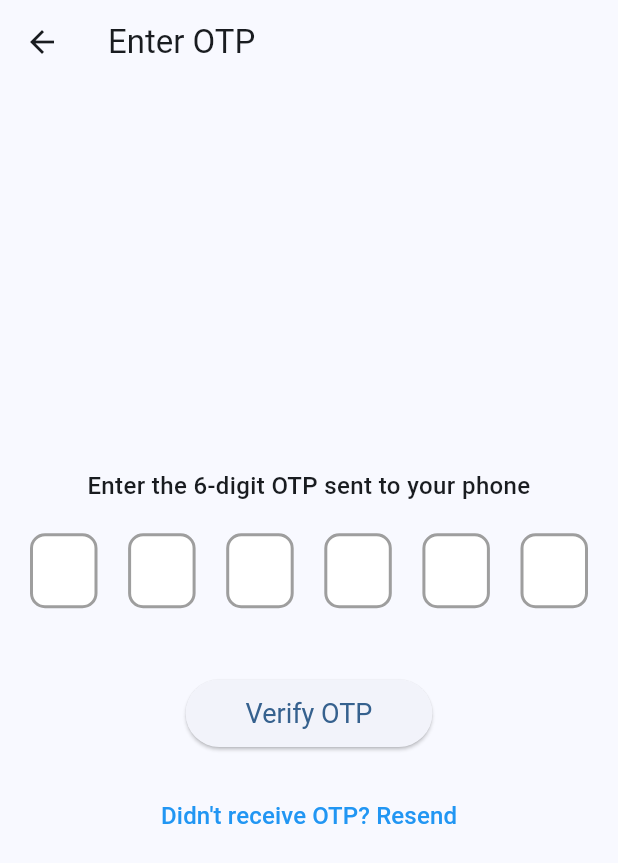
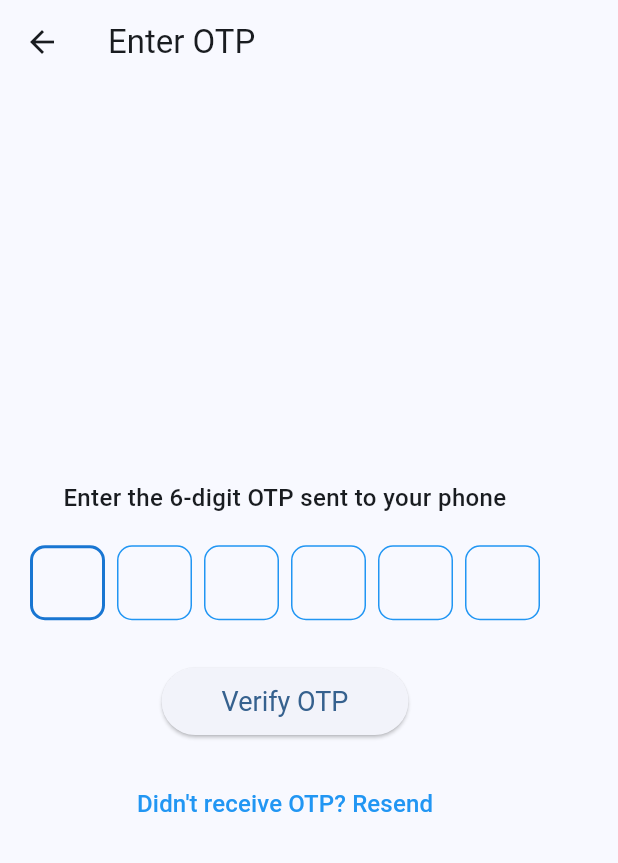
Before and after one commit to Rhnizar/otp_whatsapp_api, a Flutter app: the EnterOTPPage screen opened directly with empty values, on a phone screen of 412 x 824 dp. Shown: the top 863 px of the screen. Run offline on Flutter 3.47's test engine with Material 3 defaults, Android fonts, the phone set to English and light mode, and no system bars; drawn by our look-alikes of pin_code_fields, pinput; our stand-ins replace intl_phone_field.

Commit message:
Improve OTP input experience

```diff
--- a/otp_app/lib/main.dart
+++ b/otp_app/lib/main.dart
@@ -2,8 +2,9 @@ import 'package:flutter/material.dart';
 import 'package:http/http.dart' as http;
 import 'dart:convert';
 import 'dart:math';
-import 'package:pin_code_fields/pin_code_fields.dart';
 import 'package:intl_phone_field/intl_phone_field.dart';
+import 'package:pinput/pinput.dart';
+
 
 void main() {
   runApp(const MyApp());
@@ -170,11 +171,9 @@ class _OTPVerificationScreenState extends State<OTPVerificationScreen> {
 
 }
 
-// 🔹 Page 2: Enter OTP
 class EnterOTPPage extends StatefulWidget {
   final String otp;
   const EnterOTPPage({super.key, required this.otp});
-
 
   @override
   _EnterOTPPageState createState() => _EnterOTPPageState();
@@ -210,8 +209,26 @@ class _EnterOTPPageState extends State<EnterOTPPage> {
       }
     }
   }
+
   @override
   Widget build(BuildContext context) {
+    final defaultPinTheme = PinTheme(
+      width: 50,
+      height: 50,
+      textStyle: const TextStyle(fontSize: 22, fontWeight: FontWeight.bold),
+      decoration: BoxDecoration(
+        borderRadius: BorderRadius.circular(10),
+        border: Border.all(color: Colors.blue),
+      ),
+    );
+
+    final focusedPinTheme = defaultPinTheme.copyWith(
+      decoration: BoxDecoration(
+        borderRadius: BorderRadius.circular(10),
+        border: Border.all(color: Colors.blue.shade700, width: 2),
+      ),
+    );
+
     return Scaffold(
       appBar: AppBar(title: const Text('Enter OTP')),
       body: Padding(
@@ -226,27 +243,14 @@ class _EnterOTPPageState extends State<EnterOTPPage> {
             ),
             const SizedBox(height: 20),
 
-            // 🔹 Improved OTP Input with 6 Boxes
-            PinCodeTextField(
+            // ✅ Fixed OTP Input Field
+            Pinput(
               controller: _otpController,
               length: 6,
-              appContext: context,
               keyboardType: TextInputType.number,
-              obscureText: false,
-              animationType: AnimationType.fade,
-              pinTheme: PinTheme(
-                shape: PinCodeFieldShape.box,
-                borderRadius: BorderRadius.circular(10),
-                fieldHeight: 50,
-                fieldWidth: 45,
-                activeFillColor: Colors.blue.shade50,
-                inactiveFillColor: Colors.white,
-                selectedFillColor: Colors.white,
-                activeColor: Colors.blue,
-                inactiveColor: Colors.grey,
-                selectedColor: Colors.blue.shade800,
-              ),
-              enableActiveFill: true,
+              autofocus: true,
+              defaultPinTheme: defaultPinTheme,
+              focusedPinTheme: focusedPinTheme,
               onCompleted: (value) {
                 _verifyOTP();
               },
@@ -285,6 +289,8 @@ class _EnterOTPPageState extends State<EnterOTPPage> {
   }
 }
 
+
+
 // 🔹 Page 3: Welcome Page
 class WelcomePage extends StatelessWidget {
   const WelcomePage({super.key});
--- a/otp_app/pubspec.yaml
+++ b/otp_app/pubspec.yaml
@@ -40,6 +40,7 @@ dependencies:
   http: ^1.3.0
   pin_code_fields: ^8.0.1
   intl_phone_field: ^3.2.0
+  pinput: ^5.0.1
 
 dev_dependencies:
   flutter_test:
```
Also changed, not shown: otp_app/pubspec.lock.
